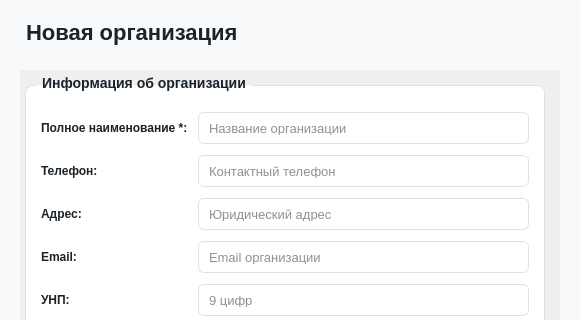
lerakaplich/Documents, file client/ui/system/organizations/organization_dialog.ui: the form before one commit; both pictures show x 0 to 580 and y 0 to 320 of the 580 by 500 pixel window.
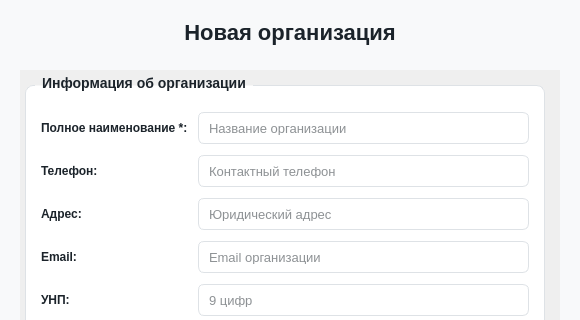
The form after the commit. Icons and pictures are not drawn.

Commit message: рефакторинг, дизайн

Patch:
```diff
--- a/client/ui/system/organizations/organization_dialog.ui
+++ b/client/ui/system/organizations/organization_dialog.ui
@@ -184,6 +184,9 @@
      <property name="text">
       <string>Новая организация</string>
      </property>
+     <property name="alignment">
+      <set>Qt::AlignmentFlag::AlignCenter</set>
+     </property>
     </widget>
    </item>
    <item>
```
The commit also changes 7 other files.
